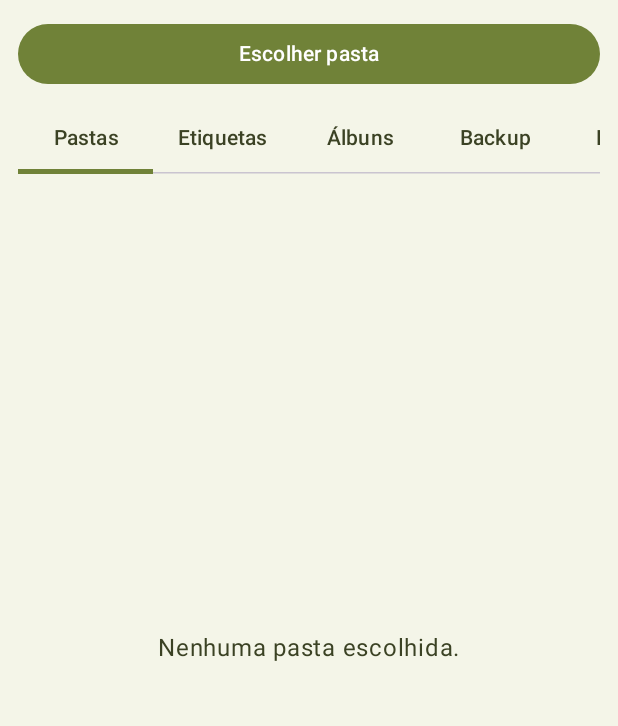
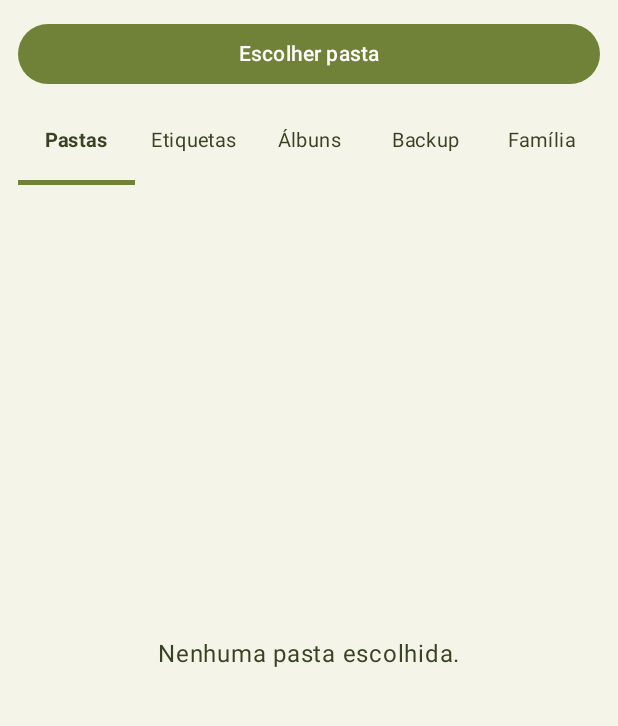
Before and after one commit to Aloevera8194/OliveiraFotos, an Android app built with Jetpack Compose: the screen it shows after launch (MainActivity), on a phone screen of 412 x 824 dp, the part 96-822 px from its top. Run offline under Robolectric (Android 15) with nearby library versions, the phone set to English and light mode, and no system bars; pictures from the network do not load.

Commit message:
abas do topo com largura igual

```diff
--- a/app/src/main/java/com/oliveira/fotos/MainActivity.kt
+++ b/app/src/main/java/com/oliveira/fotos/MainActivity.kt
@@ -29,6 +29,8 @@ import androidx.compose.ui.graphics.Color
 import androidx.compose.ui.layout.ContentScale
 import androidx.compose.ui.platform.LocalContext
 import androidx.compose.ui.unit.dp
+import androidx.compose.ui.unit.sp
+import androidx.compose.ui.text.font.FontWeight
 import coil.compose.AsyncImage
 import kotlinx.coroutines.Dispatchers
 import kotlinx.coroutines.launch
@@ -417,24 +419,33 @@ fun App() {
                 }
             }
 
-            ScrollableTabRow(
-                edgePadding = 0.dp,
-                selectedTabIndex = aba,
-                containerColor = Fundo,
-                contentColor = OliveEscuro,
-                modifier = Modifier.padding(top = 8.dp)
-            ) {
+            Row(Modifier.fillMaxWidth().padding(top = 8.dp)) {
                 listOf("Pastas", "Etiquetas", "Álbuns", "Backup", "Família").forEachIndexed { i, nome ->
-                    Tab(
-                        selected = aba == i,
-                        onClick = {
+                    Column(
+                        Modifier
+                            .weight(1f)
+                            .clickable {
                                 aba = i
                                 colecao = null
                                 sel = emptySet()
                                 msg = null
                             },
-                        text = { Text(nome) }
+                        horizontalAlignment = Alignment.CenterHorizontally
+                    ) {
+                        Text(
+                            nome,
+                            fontSize = 13.sp,
+                            maxLines = 1,
+                            softWrap = false,
+                            color = OliveEscuro,
+                            fontWeight = if (aba == i) FontWeight.Bold else FontWeight.Normal,
+                            modifier = Modifier.padding(vertical = 14.dp)
                         )
+                        Box(
+                            Modifier.fillMaxWidth().height(3.dp)
+                                .background(if (aba == i) Oliva else Color.Transparent)
+                        )
+                    }
                 }
             }
 
```
Lines whose indentation alone changed are shown as unchanged.
